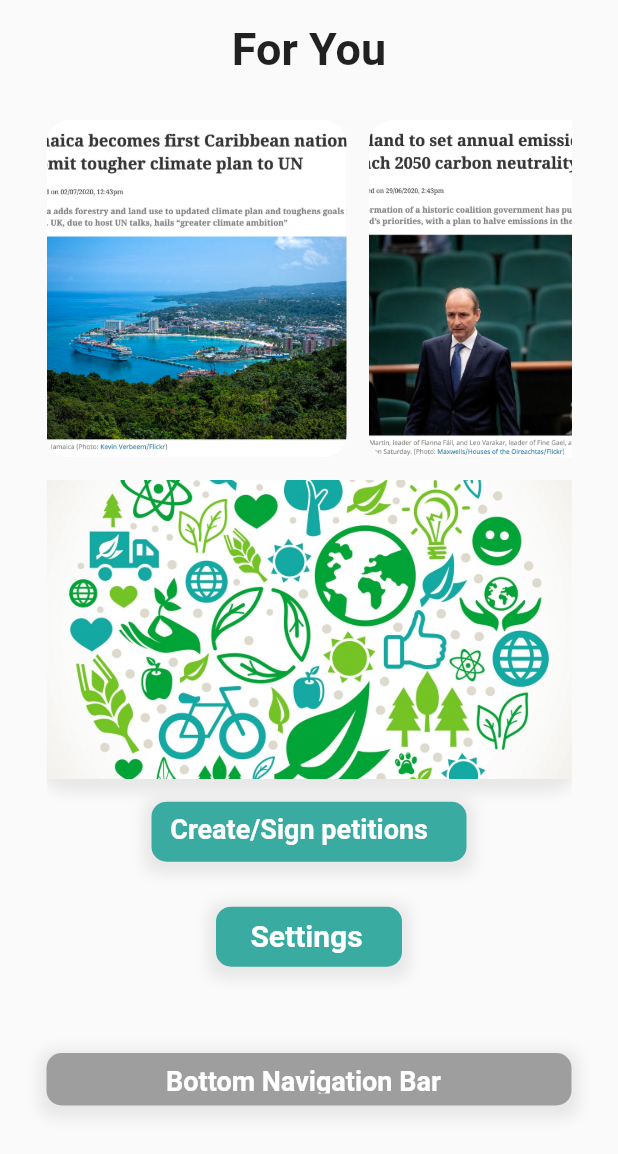
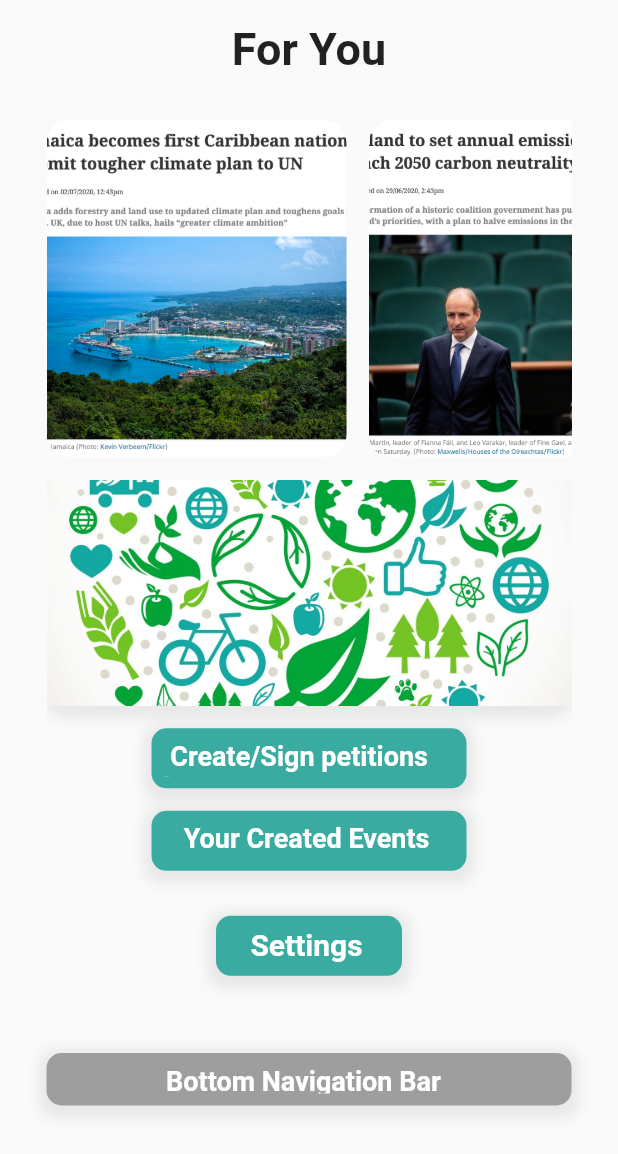
Before and after one commit to shamasaleem/flutter_app_eco_act2020, a Flutter app: the ForYouPt2 screen opened directly, scrolled down 576 dp, on a phone screen of 412 x 824 dp. Shown: the top 1154 px of the screen. Run offline on Flutter 3.47's test engine with Material 2 defaults, Android fonts, the phone set to English and light mode, and no system bars; our stand-ins replace curved_navigation_bar.

Commit message:
Commit 7

```diff
--- a/lib/main.dart
+++ b/lib/main.dart
@@ -1,4 +1,5 @@
 import 'package:flutter/material.dart';
+import 'package:flutterappecoact/screens/chat_feature.dart';
 import 'package:flutterappecoact/screens/choose_your_feed.dart';
 import 'package:flutterappecoact/screens/chose_your_interests.dart';
 import 'package:flutterappecoact/screens/create_your_own_event.dart';
@@ -26,7 +27,7 @@
   Widget build(BuildContext context) {
     return MaterialApp(
       title: 'Welcome to Flutter',
-      home: Events(),
+      home: ForYouPt2(),
     );
   }
 }
--- a/lib/screens/foryou_pt_2.dart
+++ b/lib/screens/foryou_pt_2.dart
@@ -1,5 +1,6 @@
 import 'package:flutter/material.dart';
 import 'package:flutterappecoact/screens/donations.dart';
+import 'package:flutterappecoact/screens/event_roster.dart';
 import 'package:flutterappecoact/screens/petitions.dart';
 import 'package:flutterappecoact/screens/settings.dart';
 
@@ -308,6 +309,39 @@
                       ),
                     ),
                   ),
+                  SizedBox(height: 15),
+                  Padding(
+                    padding: const EdgeInsets.symmetric(horizontal: 70.0),
+                    child: GestureDetector(
+                      onTap: () => Navigator.push(context, MaterialPageRoute(builder: (_) => YourCreatedEvents()),),
+                      child: Container(
+                        decoration: BoxDecoration (
+                          color: Colors.teal.withOpacity(0.75),
+                          borderRadius: BorderRadius.circular(10.0),
+                          boxShadow: [
+                            BoxShadow(
+                              color: Colors.grey.withOpacity(0.2),
+                              spreadRadius: 5,
+                              blurRadius:7,
+                              offset: Offset(0,3),
+                            ),
+                          ],
+                        ),
+                        child: Padding(
+                          padding: const EdgeInsets.all(8.0),
+                          child: Text('   Your Created Events',
+                            style: TextStyle(
+                              fontSize: 18.0,
+                              fontWeight: FontWeight.bold,
+                              color: Colors.white,
+                            ),
+                          ),
+                        ),
+                        height: 40.0,
+                        width: 230.0,
+                      ),
+                    ),
+                  ),
                   SizedBox(height: 30.0),
                   Padding(
                     padding: const EdgeInsets.symmetric(horizontal: 113.0),
--- a/lib/screens/networking.dart
+++ b/lib/screens/networking.dart
@@ -1,4 +1,5 @@
 import 'package:flutter/material.dart';
+import 'package:flutterappecoact/screens/chat_feature.dart';
 
 class Networking extends StatefulWidget {
   @override
@@ -159,6 +160,8 @@
                   SizedBox(height: 15.0),
                   Padding(
                     padding: const EdgeInsets.symmetric(horizontal: 140.0),
+                    child: GestureDetector(
+                      onTap: () => Navigator.push(context, MaterialPageRoute(builder: (_) => ChatFeature()),),
                       child: Container(
                         decoration: BoxDecoration (
                           color: Colors.teal.withOpacity(0.75),
@@ -182,6 +185,7 @@
                                   fontWeight: FontWeight.bold,
                                   color: Colors.white
                               )
+                          ),
                         ),
                       ),
                     ),
```
Also changed, not shown: lib/screens/chat_feature.dart (added, +215 -0 lines). Lines whose indentation alone changed are shown as unchanged.
